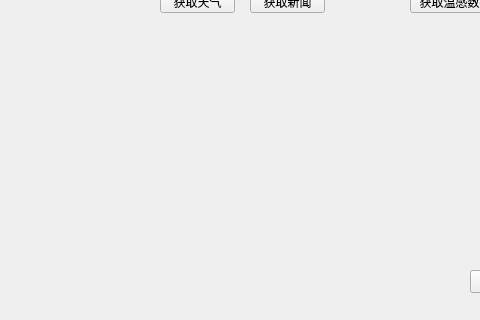
This is view/mainwindow.ui in GreenOrangeTechnology/lezhiServer as Qt 5 draws it before an edit; both pictures show x 0 to 480 and y 160 to 480 of the 800 by 480 pixel window. The edited form follows.
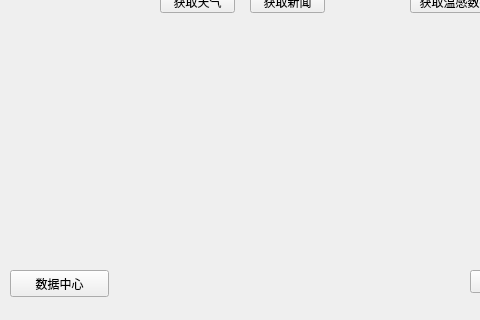
This is the edited form.

```diff
--- a/view/mainwindow.ui
+++ b/view/mainwindow.ui
@@ -163,6 +163,19 @@
      <string>蓝牙控灯</string>
     </property>
    </widget>
+   <widget class="QPushButton" name="dataCenter">
+    <property name="geometry">
+     <rect>
+      <x>10</x>
+      <y>430</y>
+      <width>99</width>
+      <height>27</height>
+     </rect>
+    </property>
+    <property name="text">
+     <string>数据中心</string>
+    </property>
+   </widget>
   </widget>
  </widget>
  <layoutdefault spacing="6" margin="11"/>
```
